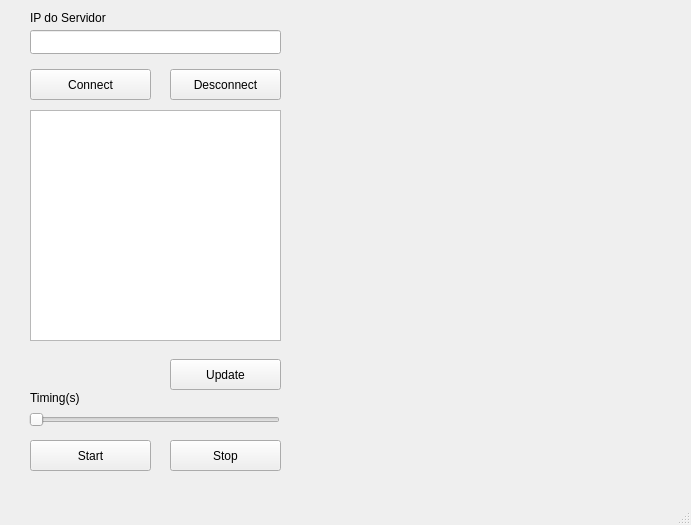
Old version of the form Consumer/mainwindow.ui in the repository wtnhrr/QTSupervisory.
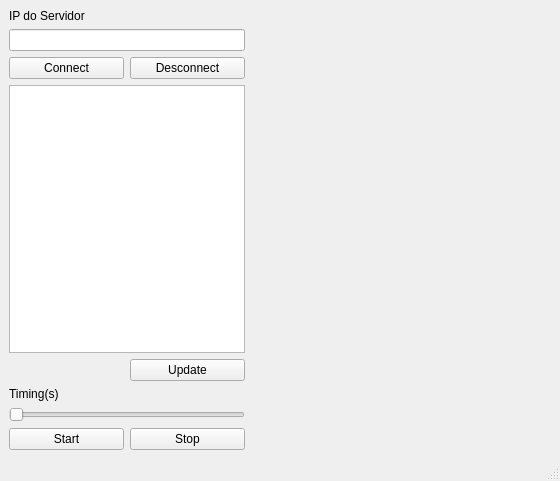
New version of the form. Custom widgets are drawn as their Qt base class.

Commit message: Layout responsivo

Patch:
```diff
--- a/Consumer/mainwindow.ui
+++ b/Consumer/mainwindow.ui
@@ -6,148 +6,88 @@
    <rect>
     <x>0</x>
     <y>0</y>
-    <width>691</width>
-    <height>525</height>
+    <width>560</width>
+    <height>481</height>
    </rect>
   </property>
   <property name="windowTitle">
    <string>MainWindow</string>
   </property>
   <widget class="QWidget" name="centralwidget">
-   <widget class="QPushButton" name="pushButtonDesconnect">
-    <property name="geometry">
-     <rect>
-      <x>170</x>
-      <y>69</y>
-      <width>111</width>
-      <height>31</height>
-     </rect>
-    </property>
+   <layout class="QGridLayout" name="gridLayout">
+    <item row="0" column="0">
+     <widget class="QLabel" name="label_2">
     <property name="text">
-     <string>Desconnect</string>
-    </property>
-   </widget>
+       <string>IP do Servidor</string>
+      </property>
+     </widget>
+    </item>
+    <item row="1" column="0" colspan="2">
+     <widget class="QLineEdit" name="lineEditIPServer"/>
+    </item>
+    <item row="1" column="2" rowspan="7">
+     <widget class="Plotter" name="widget" native="true">
+      <property name="minimumSize">
+       <size>
+        <width>300</width>
+        <height>300</height>
+       </size>
+      </property>
+     </widget>
+    </item>
+    <item row="2" column="0">
    <widget class="QPushButton" name="pushButtonConnect">
-    <property name="geometry">
-     <rect>
-      <x>30</x>
-      <y>69</y>
-      <width>121</width>
-      <height>31</height>
-     </rect>
-    </property>
     <property name="text">
      <string>Connect</string>
     </property>
    </widget>
+    </item>
+    <item row="2" column="1">
+     <widget class="QPushButton" name="pushButtonDesconnect">
+      <property name="text">
+       <string>Desconnect</string>
+      </property>
+     </widget>
+    </item>
+    <item row="4" column="1">
    <widget class="QPushButton" name="pushButtonUpdate">
-    <property name="geometry">
-     <rect>
-      <x>170</x>
-      <y>359</y>
-      <width>111</width>
-      <height>31</height>
-     </rect>
-    </property>
     <property name="text">
      <string>Update</string>
     </property>
    </widget>
+    </item>
+    <item row="5" column="0">
+     <widget class="QLabel" name="label">
+      <property name="text">
+       <string>Timing(s)</string>
+      </property>
+     </widget>
+    </item>
+    <item row="6" column="0" colspan="2">
+     <widget class="QSlider" name="horizontalSliderTiming">
+      <property name="orientation">
+       <enum>Qt::Horizontal</enum>
+      </property>
+     </widget>
+    </item>
+    <item row="7" column="0">
    <widget class="QPushButton" name="pushButtonStart">
-    <property name="geometry">
-     <rect>
-      <x>30</x>
-      <y>440</y>
-      <width>121</width>
-      <height>31</height>
-     </rect>
-    </property>
     <property name="text">
      <string>Start</string>
     </property>
    </widget>
+    </item>
+    <item row="7" column="1">
    <widget class="QPushButton" name="pushButtonStop">
-    <property name="geometry">
-     <rect>
-      <x>170</x>
-      <y>440</y>
-      <width>111</width>
-      <height>31</height>
-     </rect>
-    </property>
     <property name="text">
      <string>Stop</string>
     </property>
    </widget>
-   <widget class="QListWidget" name="listIps">
-    <property name="geometry">
-     <rect>
-      <x>30</x>
-      <y>110</y>
-      <width>251</width>
-      <height>231</height>
-     </rect>
-    </property>
-   </widget>
-   <widget class="QLineEdit" name="lineEditIPServer">
-    <property name="geometry">
-     <rect>
-      <x>30</x>
-      <y>30</y>
-      <width>251</width>
-      <height>24</height>
-     </rect>
-    </property>
-   </widget>
-   <widget class="QSlider" name="horizontalSliderTiming">
-    <property name="geometry">
-     <rect>
-      <x>29</x>
-      <y>410</y>
-      <width>251</width>
-      <height>20</height>
-     </rect>
-    </property>
-    <property name="orientation">
-     <enum>Qt::Horizontal</enum>
-    </property>
-   </widget>
-   <widget class="QLabel" name="label">
-    <property name="geometry">
-     <rect>
-      <x>30</x>
-      <y>390</y>
-      <width>49</width>
-      <height>16</height>
-     </rect>
-    </property>
-    <property name="text">
-     <string>Timing(s)</string>
-    </property>
-   </widget>
-   <widget class="QLabel" name="label_2">
-    <property name="geometry">
-     <rect>
-      <x>30</x>
-      <y>10</y>
-      <width>81</width>
-      <height>16</height>
-     </rect>
-    </property>
-    <property name="text">
-     <string>IP do Servidor</string>
-    </property>
-   </widget>
-   <widget class="Plotter" name="widget" native="true">
-    <property name="geometry">
-     <rect>
-      <x>300</x>
-      <y>30</y>
-      <width>381</width>
-      <height>431</height>
-     </rect>
-    </property>
-   </widget>
+    </item>
+    <item row="3" column="0" colspan="2">
+     <widget class="QListWidget" name="listIps"/>
+    </item>
+   </layout>
   </widget>
   <widget class="QMenuBar" name="menubar">
    <property name="geometry">
```
Left out of the diff: 2 changed lines with no effect on the pictures. Lines whose indentation alone changed are shown as unchanged. The commit also changes 2 other files.
